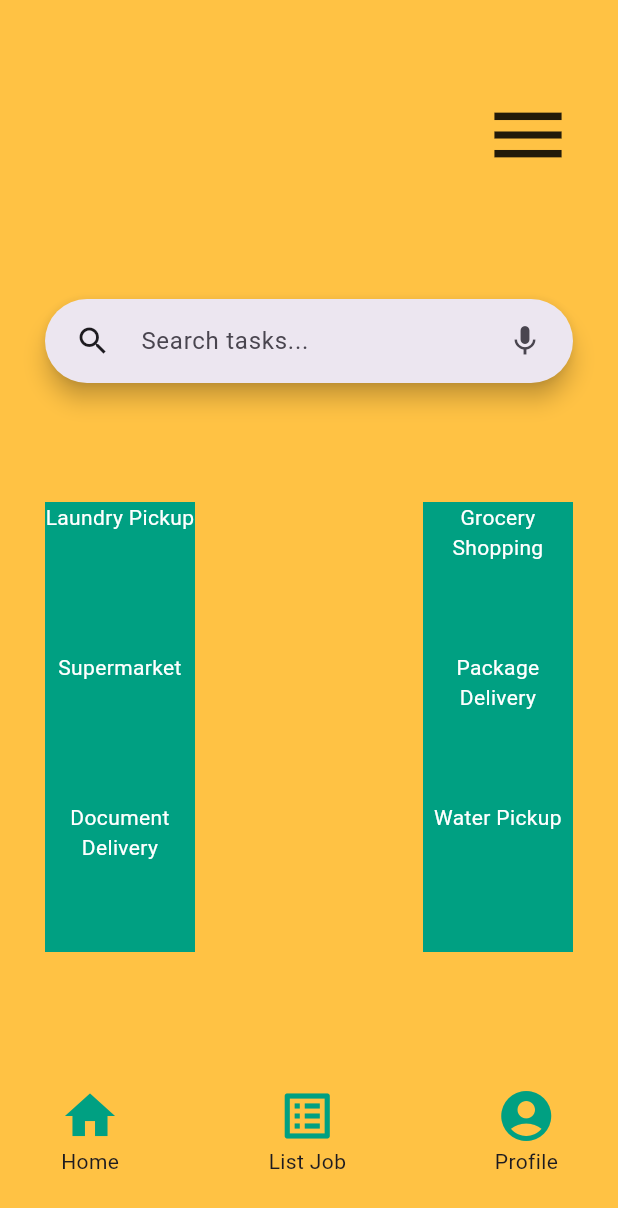
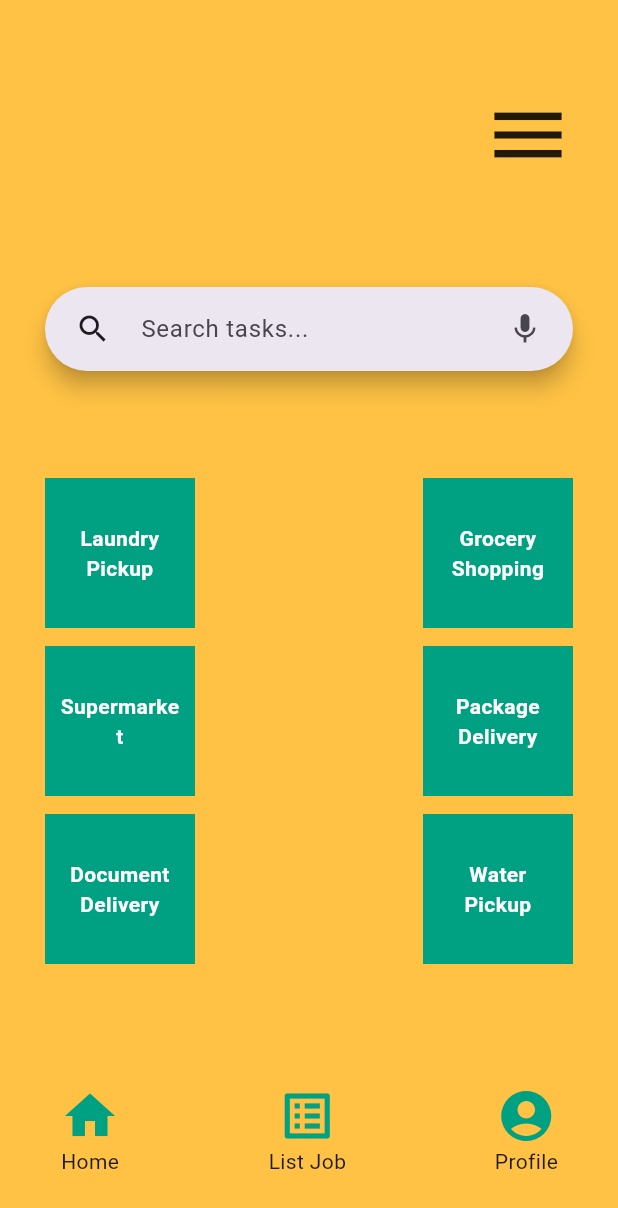
Before and after one commit to SundayOlubode/chindi, a Flutter app: the screen it shows after launch, on a phone screen of 412 x 824 dp. Shown: the top 1208 px of the screen. Run offline on Flutter 3.47's test engine with Material 3 defaults, Android fonts, the phone set to English and light mode, and no system bars.

Commit message:
chore: wrap up

```diff
--- a/lib/routes/task_menu.dart
+++ b/lib/routes/task_menu.dart
@@ -64,7 +64,9 @@ class TaskMenu extends StatelessWidget {
           crossAxisAlignment: CrossAxisAlignment.center,
           children: <Widget>[
             _buildTaskCategoryContext('Laundry Pickup'),
+            const SizedBox(height: 12),
             _buildTaskCategoryContext('Supermarket'),
+            const SizedBox(height: 12),
             _buildTaskCategoryContext('Document Delivery'),
           ],
         ),
@@ -75,7 +77,9 @@ class TaskMenu extends StatelessWidget {
           crossAxisAlignment: CrossAxisAlignment.center,
           children: <Widget>[
             _buildTaskCategoryContext('Grocery Shopping'),
+            const SizedBox(height: 12),
             _buildTaskCategoryContext('Package Delivery'),
+            const SizedBox(height: 12),
             _buildTaskCategoryContext('Water Pickup'),
           ],
         ),
@@ -85,13 +89,19 @@ class TaskMenu extends StatelessWidget {
 
   Widget _buildTaskCategoryContext(String text) {
     return Container(
+      padding: const EdgeInsets.all(10),
       height: 100,
       width: 100,
       color: Color(color2),
-      child: Text(
-        text,
-        style: const TextStyle(color: Colors.white),
-        textAlign: TextAlign.center,
+      child: Center(
+        child: Text(
+          text,
+          style: const TextStyle(
+            color: Colors.white,
+            fontWeight: FontWeight.bold,
+          ),
+          textAlign: TextAlign.center,
+        ),
       ),
     );
   }
```
